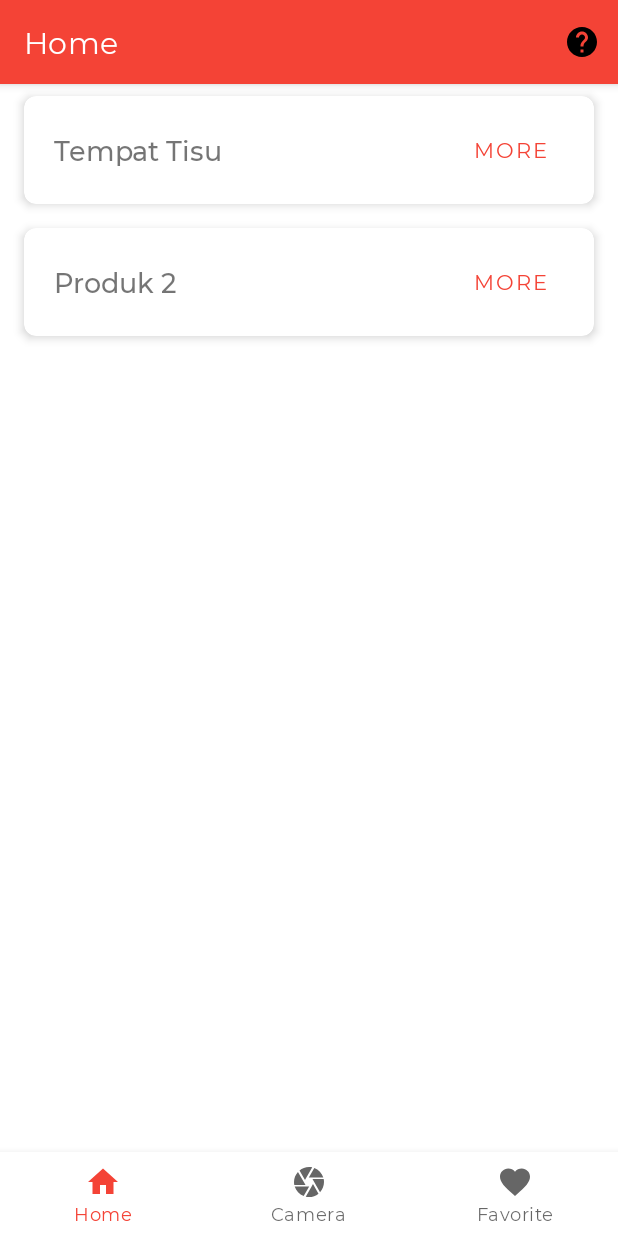
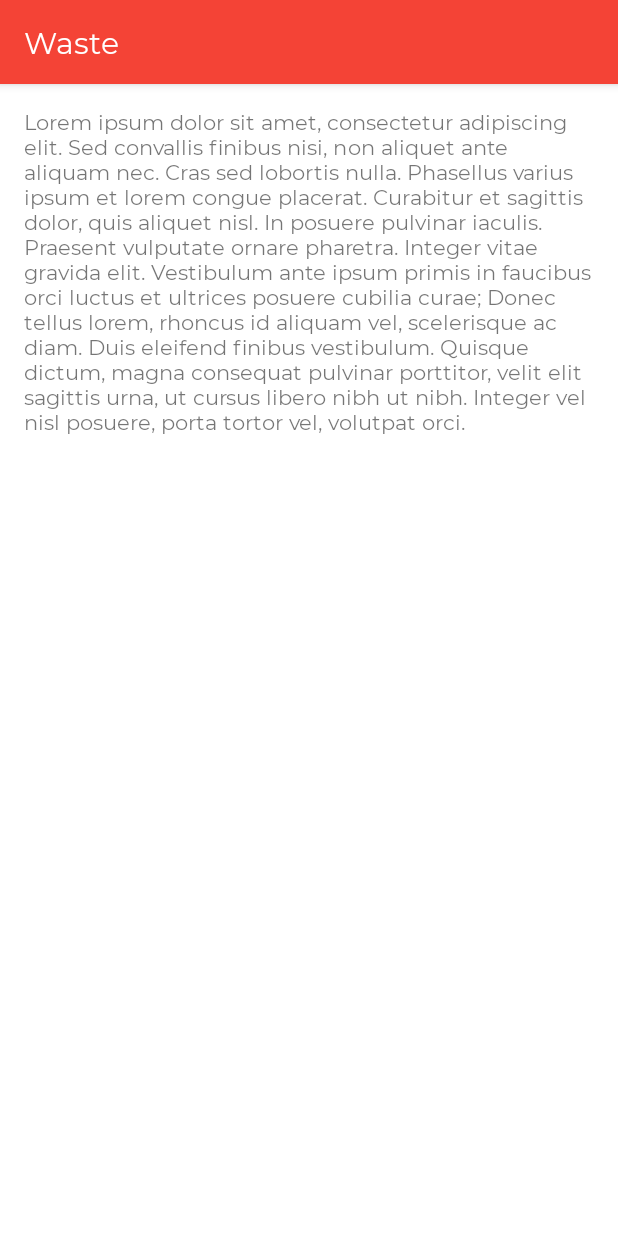
Before and after one commit to GWaste/waste-android, an Android app: the screen it shows after launch (MainActivity before the commit, HowToActivity after it), after a tap on "How To", on a phone screen of 412 x 824 dp. Run offline under Robolectric (Android 15) with nearby library versions, the light colour scheme and no system bars; our stand-ins replace navigation-ui.

Commit message:
add how to activity

```diff
--- a/app/src/main/AndroidManifest.xml
+++ b/app/src/main/AndroidManifest.xml
@@ -9,6 +9,7 @@
         android:roundIcon="@mipmap/ic_launcher_round"
         android:supportsRtl="true"
         android:theme="@style/Theme.Waste">
+        <activity android:name=".ui.home.HowToActivity"></activity>
         <activity
             android:name=".MainActivity"
             android:label="@string/app_name">
--- a/app/src/main/java/com/bangkit/waste/ui/home/HomeFragment.kt
+++ b/app/src/main/java/com/bangkit/waste/ui/home/HomeFragment.kt
@@ -1,5 +1,6 @@
 package com.bangkit.waste.ui.home
 
+import android.content.Intent
 import android.os.Bundle
 import android.view.*
 import androidx.fragment.app.Fragment
@@ -56,4 +57,15 @@ class HomeFragment : Fragment() {
     override fun onCreateOptionsMenu(menu: Menu, inflater: MenuInflater) {
         inflater.inflate(R.menu.home_menu, menu)
     }
+
+    override fun onOptionsItemSelected(item: MenuItem): Boolean {
+        return when (item.itemId) {
+            R.id.action_how_to -> {
+                val i = Intent(requireContext(), HowToActivity::class.java)
+                startActivity(i)
+                true
+            }
+            else -> super.onOptionsItemSelected(item)
+        }
+    }
 }
--- /dev/null
+++ b/app/src/main/java/com/bangkit/waste/ui/home/HowToActivity.kt
@@ -0,0 +1,14 @@
+package com.bangkit.waste.ui.home
+
+import android.os.Bundle
+import androidx.appcompat.app.AppCompatActivity
+import com.bangkit.waste.databinding.ActivityHowToBinding
+
+class HowToActivity : AppCompatActivity() {
+    override fun onCreate(savedInstanceState: Bundle?) {
+        super.onCreate(savedInstanceState)
+
+        val binding = ActivityHowToBinding.inflate(layoutInflater)
+        setContentView(binding.root)
+    }
+}
--- a/app/src/main/res/drawable/ic_how_to.xml
+++ b/app/src/main/res/drawable/ic_how_to.xml
@@ -4,6 +4,6 @@
     android:viewportWidth="24"
     android:viewportHeight="24">
   <path
-      android:fillColor="#FF000000"
+      android:fillColor="#FFFFFFFF"
       android:pathData="M12,2C6.48,2 2,6.48 2,12s4.48,10 10,10 10,-4.48 10,-10S17.52,2 12,2zM13,19h-2v-2h2v2zM15.07,11.25l-0.9,0.92C13.45,12.9 13,13.5 13,15h-2v-0.5c0,-1.1 0.45,-2.1 1.17,-2.83l1.24,-1.26c0.37,-0.36 0.59,-0.86 0.59,-1.41 0,-1.1 -0.9,-2 -2,-2s-2,0.9 -2,2L8,9c0,-2.21 1.79,-4 4,-4s4,1.79 4,4c0,0.88 -0.36,1.68 -0.93,2.25z"/>
 </vector>
--- /dev/null
+++ b/app/src/main/res/layout/activity_how_to.xml
@@ -0,0 +1,18 @@
+<?xml version="1.0" encoding="utf-8"?>
+<androidx.constraintlayout.widget.ConstraintLayout xmlns:android="http://schemas.android.com/apk/res/android"
+    xmlns:app="http://schemas.android.com/apk/res-auto"
+    xmlns:tools="http://schemas.android.com/tools"
+    android:layout_width="match_parent"
+    android:layout_height="match_parent"
+    tools:context=".ui.home.HowToActivity">
+
+    <TextView
+        android:id="@+id/textView"
+        android:layout_width="0dp"
+        android:layout_height="wrap_content"
+        android:text="@string/lorem_ipsum"
+        android:padding="16dp"
+        app:layout_constraintEnd_toEndOf="parent"
+        app:layout_constraintStart_toStartOf="parent"
+        app:layout_constraintTop_toTopOf="parent" />
+</androidx.constraintlayout.widget.ConstraintLayout>
--- a/app/src/main/res/values/strings.xml
+++ b/app/src/main/res/values/strings.xml
@@ -6,4 +6,6 @@
 
     <string name="how_to">How To</string>
     <string name="more_button">More</string>
+
+    <string name="lorem_ipsum">Lorem ipsum dolor sit amet, consectetur adipiscing elit. Sed convallis finibus nisi, non aliquet ante aliquam nec. Cras sed lobortis nulla. Phasellus varius ipsum et lorem congue placerat. Curabitur et sagittis dolor, quis aliquet nisl. In posuere pulvinar iaculis. Praesent vulputate ornare pharetra. Integer vitae gravida elit. Vestibulum ante ipsum primis in faucibus orci luctus et ultrices posuere cubilia curae; Donec tellus lorem, rhoncus id aliquam vel, scelerisque ac diam. Duis eleifend finibus vestibulum. Quisque dictum, magna consequat pulvinar porttitor, velit elit sagittis urna, ut cursus libero nibh ut nibh. Integer vel nisl posuere, porta tortor vel, volutpat orci.</string>
 </resources>
```
